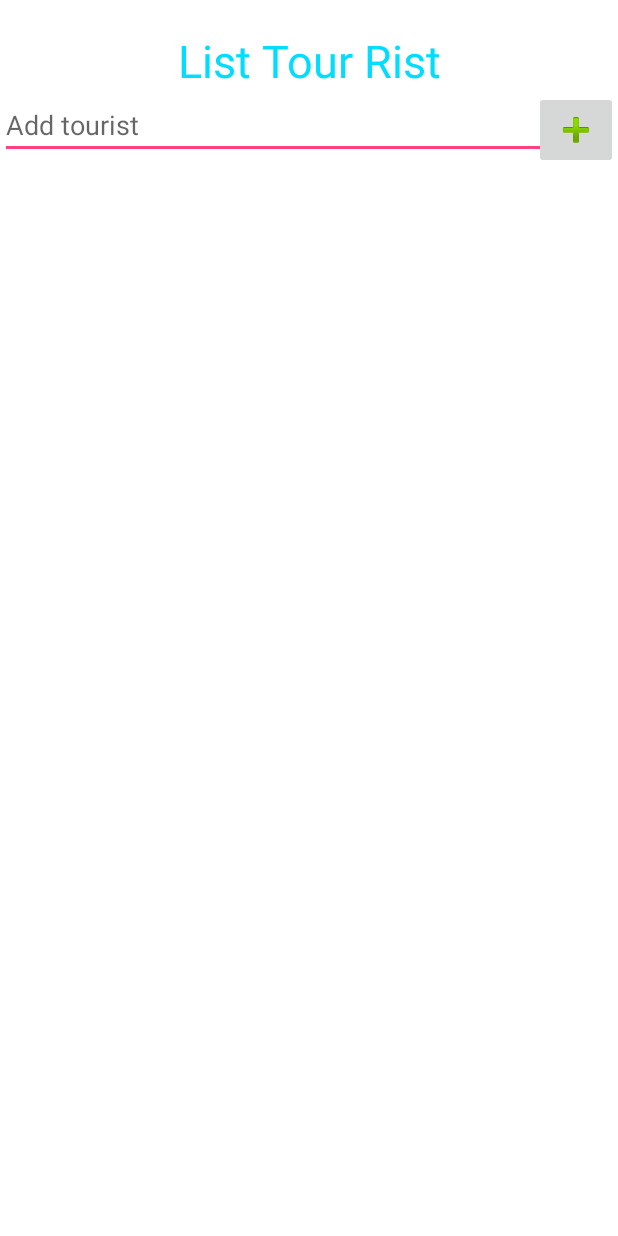
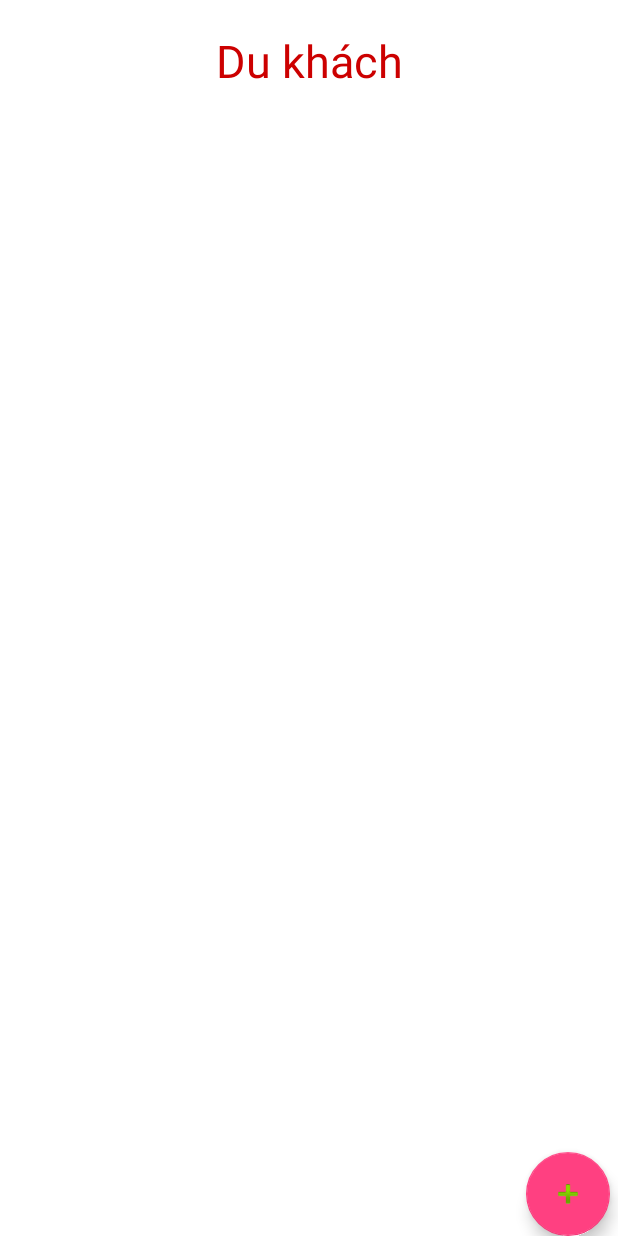
Before and after one commit to at-thanbt/travelapp, an Android app: the AddTourristActivity screen opened directly, with no data from a screen before it, on a phone screen of 412 x 824 dp. Run offline under Robolectric (Android 15) with nearby library versions, the phone set to English and light mode, and no system bars; our stand-ins replace Volley; libraries missing offline, so code that uses them is left out: com.firebase.client; 3 statements that could not run were skipped.

Commit message:
add user in tourist list

```diff
--- /dev/null
+++ b/app/src/main/res/drawable/bg_btn_contact.xml
@@ -0,0 +1,5 @@
+<shape xmlns:android="http://schemas.android.com/apk/res/android" android:shape="rectangle" >
+    <solid android:color="@android:color/white" />
+    <corners android:radius="10dp"/>
+    <stroke android:width="1dip" android:color="#DEDEDE"/>
+</shape>
--- a/app/src/main/res/layout/activity_add_tourrist.xml
+++ b/app/src/main/res/layout/activity_add_tourrist.xml
@@ -1,43 +1,37 @@
 <?xml version="1.0" encoding="utf-8"?>
 <RelativeLayout xmlns:android="http://schemas.android.com/apk/res/android"
-    android:orientation="vertical"
+    android:layout_width="match_parent"
+    android:layout_height="wrap_content"
     android:background="@android:color/white"
     android:clickable="true"
-    android:layout_width="match_parent"
-    android:layout_height="wrap_content">
+    android:orientation="vertical">
+
     <TextView
-        android:layout_marginTop="20dp"
         android:id="@+id/tvNamListTourist"
         android:layout_width="match_parent"
         android:layout_height="wrap_content"
-        android:text="List Tour Rist"
+        android:layout_marginTop="20dp"
         android:gravity="center_horizontal"
-        android:textSize="30dp"
-        android:textColor="@android:color/holo_blue_bright"/>
-    <EditText
-        android:id="@+id/edtAddTourist"
+        android:text="Du khách"
+        android:textColor="@android:color/holo_red_dark"
+        android:textSize="30dp" />
+
+    <android.support.v7.widget.RecyclerView
+        android:id="@+id/rcvListTourist"
         android:layout_width="match_parent"
-        android:layout_height="wrap_content"
-        android:hint="Add tourist "
-        android:inputType="text"
+        android:layout_height="match_parent"
         android:layout_below="@+id/tvNamListTourist"
-        />
-    <ImageButton
+        android:layout_gravity="center_horizontal"
+        android:layout_marginTop="30dp"></android.support.v7.widget.RecyclerView>
+
+    <android.support.design.widget.FloatingActionButton
+        android:id="@+id/btnAddTourist"
         android:layout_width="wrap_content"
         android:layout_height="wrap_content"
-        android:src="@android:drawable/ic_input_add"
-        android:layout_below="@+id/tvNamListTourist"
-        android:layout_alignRight="@+id/edtAddTourist"
-        android:id="@+id/btnAdd"
-        />
-    <android.support.v7.widget.RecyclerView
-        android:id="@+id/rcvListTourist"
-        android:layout_marginTop="10dp"
-        android:layout_width="match_parent"
-        android:layout_height="match_parent"
-        android:layout_below="@+id/edtAddTourist"
-        android:layout_gravity="center_horizontal">
-
-    </android.support.v7.widget.RecyclerView>
+        android:layout_alignParentBottom="true"
+        android:layout_alignParentRight="true"
+        android:layout_marginBottom="5dp"
+        android:layout_marginRight="5dp"
+        android:src="@android:drawable/ic_input_add" />
 
 </RelativeLayout>
--- a/app/src/main/res/layout/activity_detail_tour.xml
+++ b/app/src/main/res/layout/activity_detail_tour.xml
@@ -5,7 +5,7 @@
 
     <include
         android:id="@+id/toolBar"
-        layout="@layout/tool_bar_add_tour" />
+        layout="@layout/tool_bar_detail_tour" />
 
     <android.support.design.widget.TabLayout
         android:id="@+id/tabs"
```
Also changed, not shown: app/src/main/java/com/example/asiantech/travelapp/activities/AddTourristActivity.java (+37 -28 lines), app/src/main/java/com/example/asiantech/travelapp/activities/DetailTourActivity.java (+24 -0 lines), app/src/main/res/layout/dialog_add_tourist.xml (added, +61 -0 lines), app/src/main/res/layout/item_list_tourist_recycleview.xml (+21 -5 lines), app/src/main/res/layout/tool_bar_detail_tour.xml (added, +46 -0 lines), app/src/main/res/drawable-xxxhdpi/ic_delete.png (added), app/src/main/res/drawable-xxxhdpi/ic_person_add_white_36dp.png (added), app/src/main/res/drawable-xxxhdpi/ic_user_blue.png (added), app/src/main/res/drawable-xxxhdpi/ic_user_gray.png (added), app/src/main/res/drawable-xxxhdpi/ic_user_green.png (added), app/src/main/res/drawable-xxxhdpi/ic_user_yellow.png (added).
